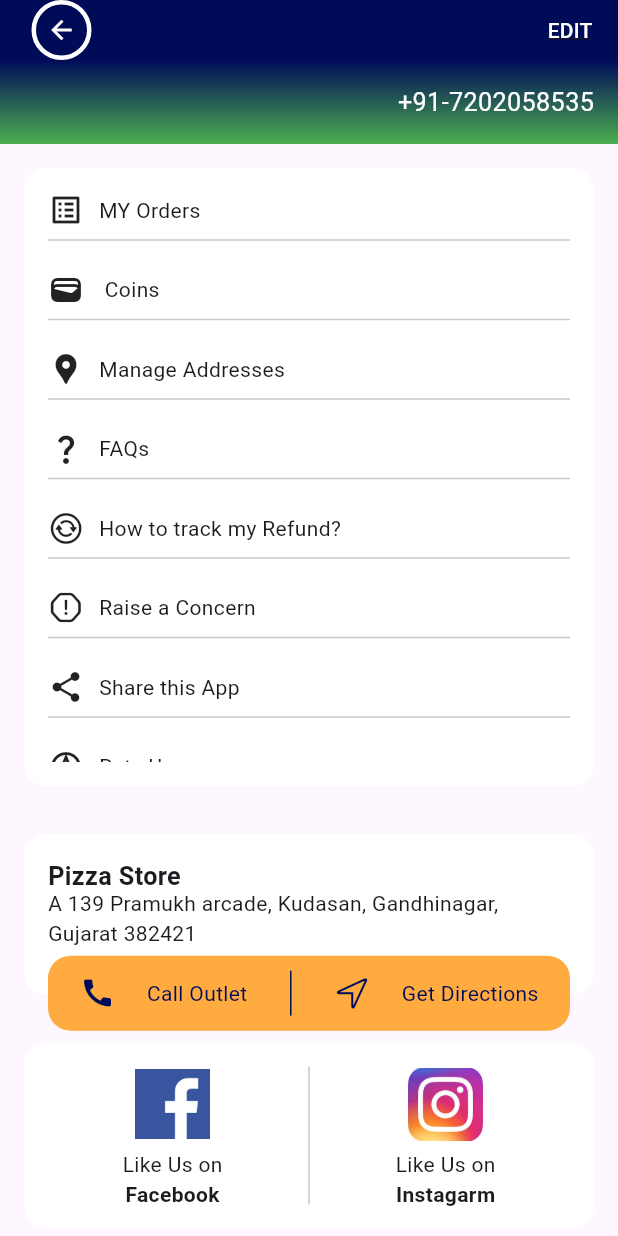
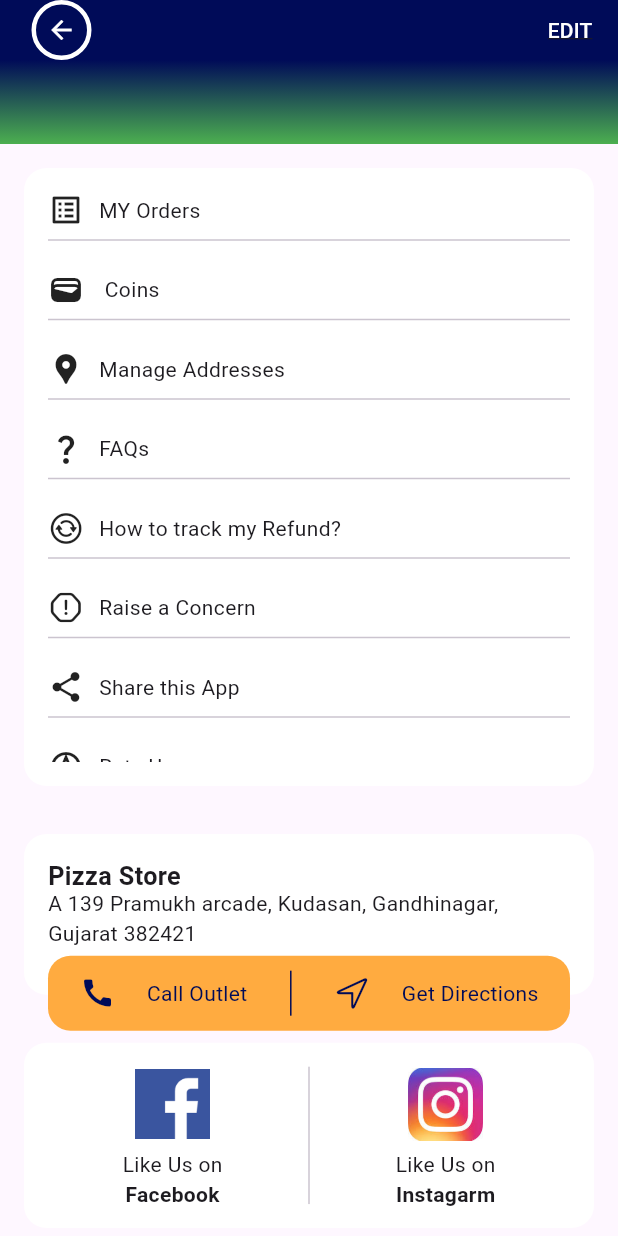
Before and after one commit to JayAgola/OnlineOrderingAPP, a Flutter app: the ProfilePage screen opened directly, on a phone screen of 412 x 824 dp. Run offline on Flutter 3.47's test engine with Material 3 defaults, Android fonts, the phone set to English and light mode, and no system bars; our stand-ins replace shared_preferences; accounts and stored records are empty; network calls fail.

Commit message:
Update ProfilePage.dart

```diff
--- a/ordering_app/lib/screens/ProfilePage.dart
+++ b/ordering_app/lib/screens/ProfilePage.dart
@@ -45,7 +45,7 @@ class _ProfilePage extends State<ProfilePage>{
             children: [
               Text("${user!.name}",style: PrimaryText(Colors.white),textScaler: TextScaler.linear(1.2),),
               Spacer(),
-              Text("+91-7202058535",style: TextStyle(color: Colors.white),textScaler: TextScaler.linear(1.2),),
+              Text("${user!.email}",style: TextStyle(color: Colors.white),textScaler: TextScaler.linear(1.2),),
             ],
           ),
         )),
```
